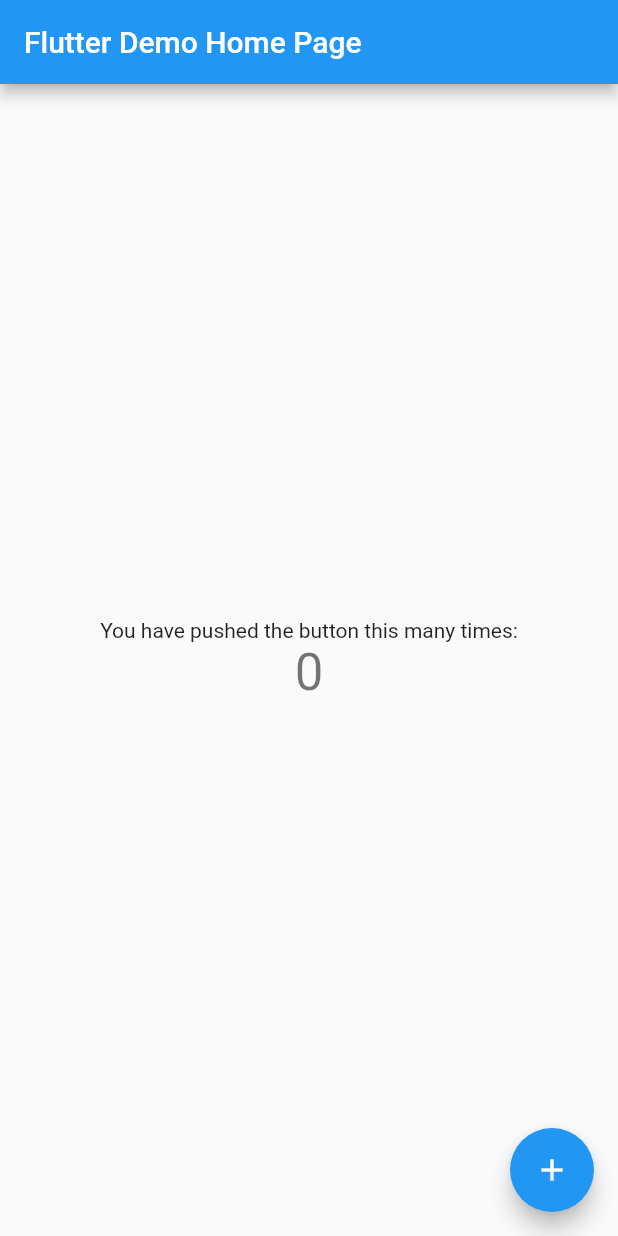
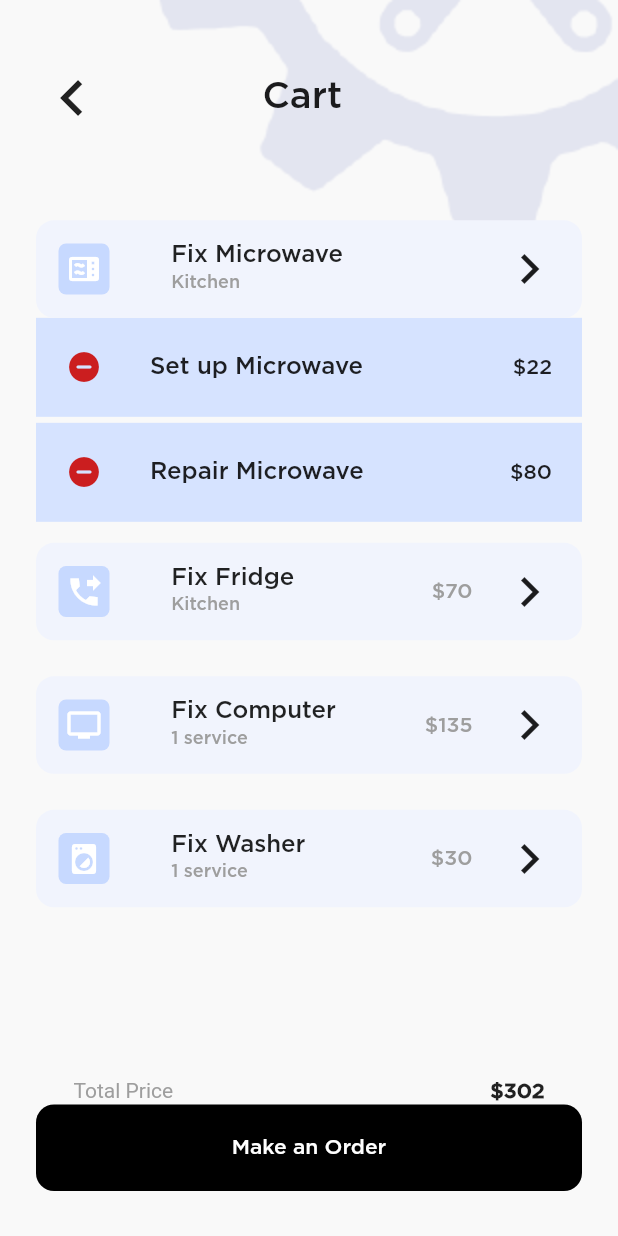
Before and after one commit to JolomiTee/Repair_Home, a Flutter app: the screen it shows after launch, on a phone screen of 412 x 824 dp. Run offline on Flutter 3.47's test engine with Material 2 defaults, Android fonts, the phone set to English and light mode, and no system bars.

Commit message:
added the cart page

```diff
--- a/lib/main.dart
+++ b/lib/main.dart
@@ -1,5 +1,6 @@
 import 'package:flutter/material.dart';
 import 'package:repair_home_capstone2/screens/broker_screen.dart';
+import 'package:repair_home_capstone2/screens/cart_screen.dart';
 
 void main() {
   runApp(const MyApp());
@@ -26,7 +27,8 @@ class MyApp extends StatelessWidget {
         // is not restarted.
         primarySwatch: Colors.blue,
       ),
-      home: const MyHomePage(title: 'Flutter Demo Home Page'),
+      // home: const MyHomePage(title: 'Flutter Demo Home Page'),
+      home: const Cart(),
     );
   }
 }
--- /dev/null
+++ b/lib/models/money.dart
@@ -0,0 +1,6 @@
+class MoneyMoodel {
+  final String title;
+  final String price;
+
+  MoneyMoodel({required this.title, required this.price});
+}
--- a/lib/screens/broker_screen.dart
+++ b/lib/screens/broker_screen.dart
@@ -16,7 +16,7 @@ class _BrokerState extends State<Broker> {
 
     List<OffersModel> offer = [
       OffersModel(
-        title: "FIx Microwave",
+        title: "Fix Microwave",
         sub: "Kitchen",
         leading: Icons.microwave,
       ),
@@ -37,13 +37,19 @@ class _BrokerState extends State<Broker> {
             Positioned(
                 bottom: 0,
                 left: 0,
-              child: Opacity(opacity: 0.1,child: Image.asset("assets/images/repair.png",fit: BoxFit.cover,))),
+                child: Opacity(
+                    opacity: 0.1,
+                    child: Image.asset(
+                      "assets/images/repair.png",
+                      fit: BoxFit.cover,
+                    ))),
             SingleChildScrollView(
               child: Padding(
                   padding: EdgeInsets.symmetric(
                       vertical: MediaQuery.of(context).size.height * 0.02),
-                  child:
-                      Column(crossAxisAlignment: CrossAxisAlignment.start, children: [
+                  child: Column(
+                      crossAxisAlignment: CrossAxisAlignment.start,
+                      children: [
                         Padding(
                           padding: const EdgeInsets.symmetric(horizontal: 24.0),
                           child: Row(
@@ -76,7 +82,10 @@ class _BrokerState extends State<Broker> {
                                   ),
                                 ],
                               ),
-                          const Icon(Icons.shopping_cart_outlined,size: 28,)
+                              const Icon(
+                                Icons.shopping_cart_outlined,
+                                size: 28,
+                              )
                             ],
                           ),
                         ),
@@ -98,12 +107,14 @@ class _BrokerState extends State<Broker> {
                               ),
                               Container(
                                 margin: const EdgeInsets.only(top: 20),
-                            padding: const EdgeInsets.symmetric(horizontal: 15),
+                                padding:
+                                    const EdgeInsets.symmetric(horizontal: 15),
                                 decoration: BoxDecoration(
                                     color: Colors.white,
                                     borderRadius: BorderRadius.circular(10),
                                     border: Border.all(
-                                    color: const Color(0xffD3D3D3), width: 1)),
+                                        color: const Color(0xffD3D3D3),
+                                        width: 1)),
                                 child: Row(
                                   children: const [
                                     Expanded(
@@ -113,15 +124,19 @@ class _BrokerState extends State<Broker> {
                                           decoration: InputDecoration(
                                               hintText: "Search appliances",
                                               hintStyle: TextStyle(
-                                              color:
-                                                  Color.fromARGB(255, 199, 199, 199),
+                                                  color: Color.fromARGB(
+                                                      255, 199, 199, 199),
                                                   fontFamily: 'Gotham',
                                                   fontWeight: FontWeight.w100),
                                               border: InputBorder.none),
                                         ),
                                       ),
                                     ),
-                                Icon(Icons.speaker,size: 26,color: Colors.grey,)
+                                    Icon(
+                                      Icons.speaker,
+                                      size: 26,
+                                      color: Colors.grey,
+                                    )
                                   ],
                                 ),
                               )
@@ -146,7 +161,8 @@ class _BrokerState extends State<Broker> {
                                   children: const [
                                     OfferCard(
                                       title: "valid untill june 30th",
-                                  description: "Cashback 5% from each repair",
+                                      description:
+                                          "Cashback 5% from each repair",
                                       image: "assets/images/ATTRAC_3 1.png",
                                       headerColor: Color(0xffCAE8F2),
                                       mainColor: Colors.white,
@@ -154,8 +170,7 @@ class _BrokerState extends State<Broker> {
                                     OfferCard(
                                       title: "valid untill june 30th",
                                       description: "Sale on appliances repair!",
-                                  image:
-                                      "assets/images/kind.png",
+                                      image: "assets/images/kind.png",
                                       headerColor: Color(0xffEEEDF3),
                                       mainColor: Color(0xffD1D3FA),
                                     )
@@ -166,8 +181,8 @@ class _BrokerState extends State<Broker> {
                           ),
                         ),
                         Padding(
-                      padding:
-                          const EdgeInsets.symmetric(horizontal: 24, vertical: 25),
+                          padding: const EdgeInsets.symmetric(
+                              horizontal: 24, vertical: 25),
                           child: Column(
                             crossAxisAlignment: CrossAxisAlignment.start,
                             children: [
@@ -177,12 +192,15 @@ class _BrokerState extends State<Broker> {
                                 textAlign: TextAlign.left,
                               ),
                               Padding(
-                            padding: const EdgeInsets.symmetric(vertical: 25.0),
+                                padding:
+                                    const EdgeInsets.symmetric(vertical: 25.0),
                                 child: SingleChildScrollView(
                                   scrollDirection: Axis.horizontal,
                                   child: Row(
-                                mainAxisAlignment: MainAxisAlignment.spaceBetween,
-                                children: List.generate(sections.length, (index) {
+                                    mainAxisAlignment:
+                                        MainAxisAlignment.spaceBetween,
+                                    children:
+                                        List.generate(sections.length, (index) {
                                       return GestureDetector(
                                         onTap: () {
                                           setState(() {
@@ -193,7 +211,8 @@ class _BrokerState extends State<Broker> {
                                           decoration: selectedIndex == index
                                               ? BoxDecoration(
                                                   color: Colors.black,
-                                              borderRadius: BorderRadius.circular(19))
+                                                  borderRadius:
+                                                      BorderRadius.circular(19))
                                               : null,
                                           padding: const EdgeInsets.symmetric(
                                               horizontal: 20, vertical: 8),
@@ -215,25 +234,43 @@ class _BrokerState extends State<Broker> {
                                 width: double.maxFinite,
                                 child: IndexedStack(
                                   index: selectedIndex,
-                              children:  [
-                                Offers(list:offer,index:selectedIndex),
+                                  children: [
+                                    Offers(list: offer, index: selectedIndex),
                                     Container(
                                       alignment: Alignment.center,
                                       width: double.maxFinite,
                                       height: 200,
-                                  child: const Text('Kitchen',style: TextStyle(fontSize: 24,fontFamily: "Gotham",fontWeight: FontWeight.w600),),
+                                      child: const Text(
+                                        'Kitchen',
+                                        style: TextStyle(
+                                            fontSize: 24,
+                                            fontFamily: "Gotham",
+                                            fontWeight: FontWeight.w600),
+                                      ),
                                     ),
                                     Container(
                                       alignment: Alignment.center,
                                       width: double.maxFinite,
                                       height: 200,
-                                  child: const Text('Livingroom',style: TextStyle(fontSize: 24,fontFamily: "Gotham",fontWeight: FontWeight.w600),),
+                                      child: const Text(
+                                        'Livingroom',
+                                        style: TextStyle(
+                                            fontSize: 24,
+                                            fontFamily: "Gotham",
+                                            fontWeight: FontWeight.w600),
+                                      ),
                                     ),
                                     Container(
                                       alignment: Alignment.center,
                                       width: double.maxFinite,
                                       height: 200,
-                                  child: const Text('Bathroom',style: TextStyle(fontSize: 24,fontFamily: "Gotham",fontWeight: FontWeight.w600),),
+                                      child: const Text(
+                                        'Bathroom',
+                                        style: TextStyle(
+                                            fontSize: 24,
+                                            fontFamily: "Gotham",
+                                            fontWeight: FontWeight.w600),
+                                      ),
                                     ),
                                   ],
                                 ),
@@ -262,41 +299,44 @@ class Offers extends StatelessWidget {
   @override
   Widget build(BuildContext context) {
     return Column(
-        children: index == 0 ?  List.generate(list.length, (index) {
+        children: index == 0
+            ? List.generate(list.length, (index) {
                 return ListCustom(
                   leading: list[index].leading,
                   title: list[index].title,
                   sub: list[index].sub,
                 );
-    }):[]
-        );
+              })
+            : []);
   }
 }
 
 class ListCustom extends StatelessWidget {
-  const ListCustom({
-    Key? key,
+  const ListCustom(
+      {Key? key,
       required this.leading,
       required this.title,
       required this.sub,
-  }) : super(key: key);
+      this.trailing})
+      : super(key: key);
 
   final IconData leading;
   final String title;
   final String sub;
+  final String? trailing;
 
   @override
   Widget build(BuildContext context) {
     return Container(
       padding: const EdgeInsets.only(bottom: 24.0),
       child: ListTile(
-          contentPadding: const EdgeInsets.symmetric(vertical: 5,horizontal: 20),
+        contentPadding: const EdgeInsets.symmetric(vertical: 5, horizontal: 20),
         shape:
             RoundedRectangleBorder(borderRadius: BorderRadius.circular(12.0)),
         tileColor: const Color(0xffD6E3FF),
         leading: Container(
-            margin: EdgeInsets.only(
-                right: MediaQuery.of(context).size.width * 0.05),
+          margin:
+              EdgeInsets.only(right: MediaQuery.of(context).size.width * 0.05),
           padding: const EdgeInsets.symmetric(horizontal: 5, vertical: 5),
           decoration: BoxDecoration(
               color: const Color(0xffC7D9FF),
@@ -306,7 +346,8 @@ class ListCustom extends StatelessWidget {
             color: Colors.white,
           ),
         ),
-          trailing: const Icon(
+        trailing:
+        const Icon(
           Icons.navigate_next,
           size: 40,
           color: Color(0xff1B1B1D),
@@ -359,7 +400,9 @@ class OfferCard extends StatelessWidget {
                 color: headerColor),
             child: Text(
               title,
-              style: TextStyle(fontSize: MediaQuery.of(context).size.width * 0.04, fontWeight: FontWeight.w500),
+              style: TextStyle(
+                  fontSize: MediaQuery.of(context).size.width * 0.04,
+                  fontWeight: FontWeight.w500),
             ),
           ),
           Expanded(
--- a/lib/screens/cart_screen.dart
+++ b/lib/screens/cart_screen.dart
@@ -0,0 +1,266 @@
+import 'package:flutter/material.dart';
+import 'package:repair_home_capstone2/models/money.dart';
+
+class Cart extends StatelessWidget {
+  const Cart({Key? key}) : super(key: key);
+
+  @override
+  Widget build(BuildContext context) {
+    List<MoneyMoodel> breakdown = [
+      MoneyMoodel(title: "Set up Microwave", price: "\$22"),
+      MoneyMoodel(title: "Repair Microwave", price: "\$80")
+    ];
+
+    var size = MediaQuery.of(context);
+    return Scaffold(
+      backgroundColor: const Color(0xffF9F9F9),
+      body: SafeArea(
+        child: Stack(
+          children: [
+            Positioned(
+              right: 0,
+              child:Opacity(opacity: 0.1,child: Image.asset("assets/images/owk.png",scale: 0.75,)),
+              ),
+            Padding(
+              padding: const EdgeInsets.symmetric(horizontal: 24.0),
+              child: Column(
+                mainAxisAlignment: MainAxisAlignment.spaceBetween,
+                children: [
+                  SizedBox(
+                    child: Column(
+                      children: [
+                        SizedBox(
+                          child: Padding(
+                            padding: EdgeInsets.only(
+                                top: size.size.height * 0.05,
+                                bottom: size.size.height * 0.07),
+                            child: Row(
+                              children: [
+                                GestureDetector(
+                                  onTap: (){},
+                                  child: const Icon(
+                                    Icons.navigate_before,
+                                    size: 48,
+                                  ),
+                                ),
+                                Padding(
+                                  padding: EdgeInsets.only(left: size.size.width * 0.25),
+                                  child: Text(
+                                    "Cart",
+                                    style: TextStyle(
+                                        color: const Color(0xff1B1B1D),
+                                        fontSize: size.size.width * 0.06,
+                                        fontFamily: "Gotham"),
+                                  ),
+                                )
+                              ],
+                            ),
+                          ),
+                        ),
+                        SizedBox(
+                          // width: double.maxFinite,
+                          child: Column(
+                            children: [
+                              NewList(
+                                leading: Icons.microwave,
+                                title: "Fix Microwave",
+                                sub: "Kitchen",
+                                widget: Column(
+                                  children: List.generate(
+                                      breakdown.length, (index) => ListNew(
+                                        title: breakdown[index].title,
+                                        price: breakdown[index].price,
+                                      )),
+                                ),
+                              ),
+                              const NewList(
+                                leading: Icons.phone_forwarded_sharp,
+                                title: "Fix Fridge",
+                                sub: "Kitchen",
+                                trailing: "\$70",
+                              ),
+                              const NewList(
+                                leading: Icons.tv,
+                                title: "Fix Computer",
+                                sub: "1 service",
+                                trailing: "\$135",
+                              ),
+                              const NewList(
+                                leading: Icons.local_laundry_service,
+                                title: "Fix Washer",
+                                sub: "1 service",
+                                trailing: "\$30",
+                              ),
+                            ],
+                          ),
+                        ),
+                      ],
+                    ),
+                  ), Padding(
+                    padding: const EdgeInsets.only(bottom:30.0),
+                    child: Column(
+                      children: [
+                        Padding(
+                          padding: const EdgeInsets.symmetric(horizontal:25.0,vertical: 1),
+                          child: Row(
+                            mainAxisAlignment: MainAxisAlignment.spaceBetween,
+                            children: const [
+                              Text("Total Price",style: TextStyle(color: Colors.grey),),
+                              Text("\$302",style: TextStyle(fontFamily: "Gotham",fontWeight:FontWeight.w700))
+                            ],
+                          ),
+                        ),
+                        GestureDetector(
+                          onTap: (){},
+                          child: Container(
+                            alignment: Alignment.center,
+                                height: size.size.height * 0.07,
+                                width: double.maxFinite,
+                                decoration: BoxDecoration(
+                                  borderRadius: BorderRadius.circular(12),
+                                color: Colors.black,
+                                ),
+                                child: const Text("Make an Order",style: TextStyle(color: Colors.white,fontFamily: "Gotham"),
+                            ),
+                          ),
+                        )
+                      ],
+                    ),
+                  )
+                ],
+              ),
+            ),
+          ],
+        ),
+      ),
+    );
+  }
+}
+
+class ListNew extends StatelessWidget {
+  final String title;
+  final String price;
+  const ListNew({
+    required this.title,
+    required this.price,
+    Key? key,
+  }) : super(key: key);
+
+  @override
+  Widget build(BuildContext context) {
+    return Padding(
+      padding: const EdgeInsets.only(bottom: 4.0),
+      child: ListTile(
+        contentPadding: const EdgeInsets.symmetric(vertical: 5, horizontal: 20),
+        tileColor: const Color(0xffD6E3FF),
+        leading: const Icon(Icons.do_not_disturb_on_rounded,color: Color(0xf3CA1414),),
+        title: Text(title,style: const TextStyle(fontFamily: "Gotham"),),
+        trailing: Text(price,style: const TextStyle(fontFamily: "Gotham"),),
+      ),
+    );
+  }
+}
+
+class NewList extends StatelessWidget {
+  const NewList(
+      {Key? key,
+      required this.leading,
+      required this.title,
+      required this.sub,
+      this.widget,
+      this.trailing})
+      : super(key: key);
+
+  final IconData leading;
+  final String title;
+  final String sub;
+  final String? trailing;
+  final Widget? widget;
+
+  @override
+  Widget build(BuildContext context) {
+    return Column(
+      children: [
+        Container(
+          padding: const EdgeInsets.symmetric(horizontal: 15),
+            margin: trailing == null ?const EdgeInsets.only(bottom: 0.0) :const EdgeInsets.only(bottom: 24.0),
+            width: double.maxFinite,
+            height: 65,
+            decoration: BoxDecoration(
+                color: const Color(0xffF1F4FD),
+                borderRadius: BorderRadius.circular(12.0)),
+            child: Row(
+              mainAxisAlignment: MainAxisAlignment.spaceBetween,
+              children: [
+                Row(
+                  children: [
+                    Container(
+                      margin: EdgeInsets.only(
+                          right: MediaQuery.of(context).size.width * 0.1),
+                      padding: const EdgeInsets.symmetric(
+                          horizontal: 5, vertical: 5),
+                      decoration: BoxDecoration(
+                          color: const Color(0xffC7D9FF),
+                          borderRadius: BorderRadius.circular(5)),
+                      child: Icon(
+                        leading,
+                        color: Colors.white,
+                      ),
+                    ),
+                    Column(
+                      mainAxisAlignment: MainAxisAlignment.center,
+                      crossAxisAlignment: CrossAxisAlignment.start,
+                      children: [
+                        Text(
+                          title,
+                          style: const TextStyle(
+                              fontFamily: "Gotham", fontSize: 16),
+                        ),
+                        Text(
+                          sub,
+                          style: const TextStyle(
+                            fontFamily: "Gotham",
+                            fontSize: 12,
+                            height: 1.5,
+                            color: Colors.grey,
+                          ),
+                        ),
+                      ],
+                    )
+                  ],
+                ),
+                trailing == null
+                    ? const Icon(
+                        Icons.navigate_next,
+                        size: 40,
+                        color: Color(0xff1B1B1D),
+                      )
+                    : Row(
+                        children: [
+                          Padding(
+                            padding: const EdgeInsets.only(right: 18.0),
+                            child: Text(
+                              trailing!,
+                              style: const TextStyle(
+                                  fontFamily: "Gotham", color: Colors.grey),
+                            ),
+                          ),
+                          const Icon(
+                            Icons.navigate_next,
+                            size: 40,
+                            color: Color(0xff1B1B1D),
+                          ),
+                        ],
+                      ),
+              ],
+            )),
+        Padding(
+          padding: trailing == null ? const EdgeInsets.only(bottom:10.0) :const EdgeInsets.all(0.0),
+          child: Offstage(
+            offstage: false,
+            child: widget),
+        ),
+      ],
+    );
+  }
+}
```
Also changed, not shown: assets/images/owk.png (added). Lines whose indentation alone changed are shown as unchanged.
